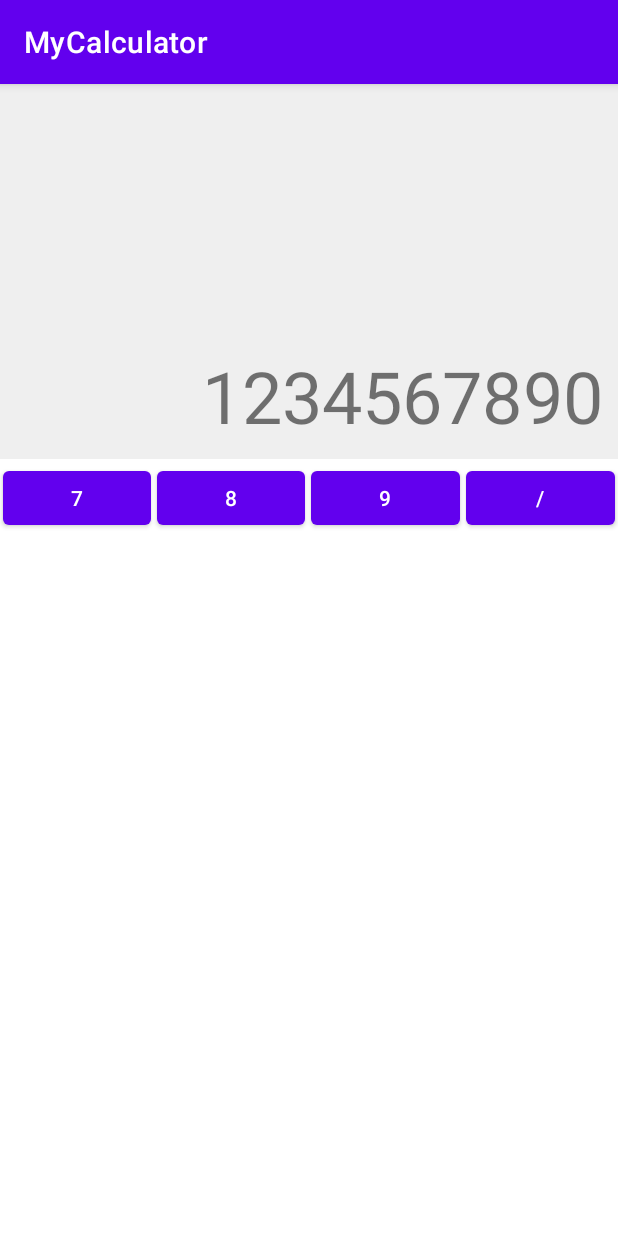
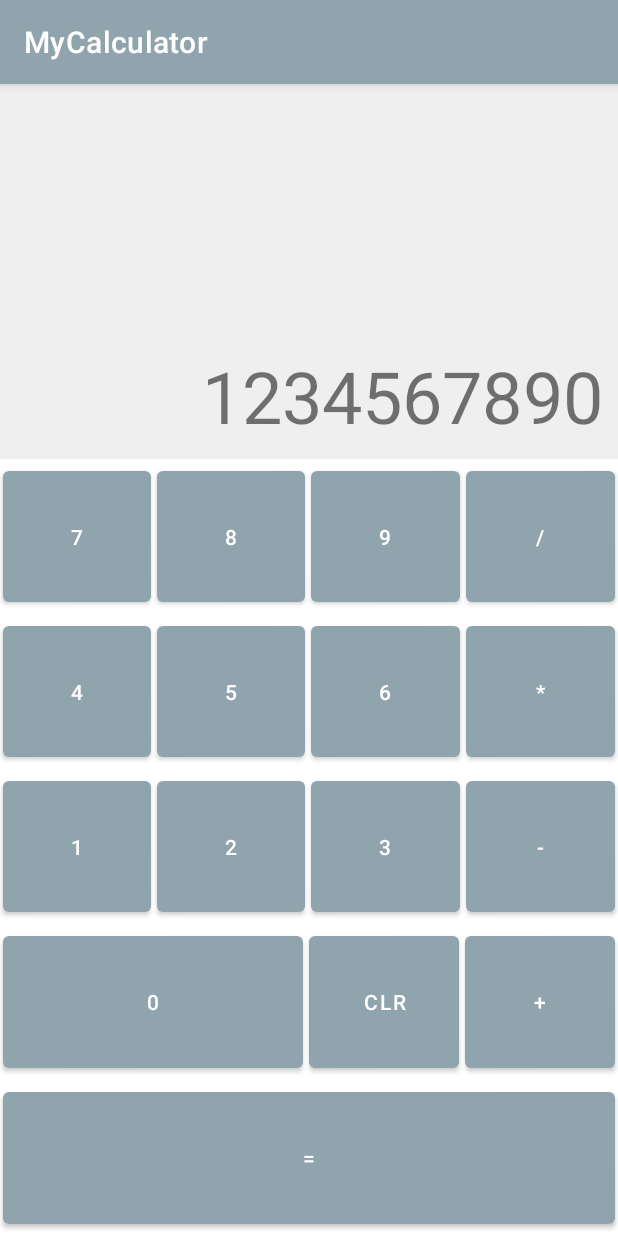
Before and after one commit to dkurganskii/kotlin-my-calculator, an Android app: the screen it shows after launch (MainActivity), on a phone screen of 412 x 824 dp. Run offline under Robolectric (Android 15) with nearby library versions, the phone set to English and light mode, and no system bars.

```diff
--- a/app/src/main/res/layout/activity_main.xml
+++ b/app/src/main/res/layout/activity_main.xml
@@ -19,7 +19,8 @@
     <LinearLayout
         android:layout_width="match_parent"
         android:layout_height="wrap_content"
-        android:orientation="horizontal">
+        android:orientation="horizontal"
+        android:layout_weight="1">
 
         <Button
             android:id="@+id/btnSeven"
@@ -58,7 +59,154 @@
             android:layout_margin="2dp"
             android:layout_weight="1"
             android:onClick="onDigit"
-            android:text="@string/Divide"
+            android:text="@string/divide"
             tools:ignore="UsingOnClickInXml" />
     </LinearLayout>
+    <LinearLayout
+        android:layout_width="match_parent"
+        android:layout_height="wrap_content"
+        android:orientation="horizontal"
+        android:layout_weight="1">
+
+        <Button
+            android:id="@+id/btnFour"
+            android:layout_width="0dp"
+            android:layout_height="match_parent"
+            android:layout_margin="2dp"
+            android:layout_weight="1"
+            android:onClick="onDigit"
+            android:text="@string/_4"
+            tools:ignore="UsingOnClickInXml" />
+
+        <Button
+            android:id="@+id/btnFive"
+            android:layout_width="0dp"
+            android:layout_height="match_parent"
+            android:layout_margin="2dp"
+            android:layout_weight="1"
+            android:onClick="onDigit"
+            android:text="@string/_5"
+            tools:ignore="UsingOnClickInXml" />
+
+        <Button
+            android:id="@+id/btnSix"
+            android:layout_width="0dp"
+            android:layout_height="match_parent"
+            android:layout_margin="2dp"
+            android:layout_weight="1"
+            android:onClick="onDigit"
+            android:text="@string/_6"
+            tools:ignore="UsingOnClickInXml" />
+
+        <Button
+            android:id="@+id/btnMultiply"
+            android:layout_width="0dp"
+            android:layout_height="match_parent"
+            android:layout_margin="2dp"
+            android:layout_weight="1"
+            android:onClick="onDigit"
+            android:text="@string/multiply"
+            tools:ignore="UsingOnClickInXml" />
+    </LinearLayout>
+    <LinearLayout
+        android:layout_width="match_parent"
+        android:layout_height="wrap_content"
+        android:orientation="horizontal"
+        android:layout_weight="1">
+
+        <Button
+            android:id="@+id/btnOne"
+            android:layout_width="0dp"
+            android:layout_height="match_parent"
+            android:layout_margin="2dp"
+            android:layout_weight="1"
+            android:onClick="onDigit"
+            android:text="@string/_1"
+            tools:ignore="UsingOnClickInXml" />
+
+        <Button
+            android:id="@+id/btnTwo"
+            android:layout_width="0dp"
+            android:layout_height="match_parent"
+            android:layout_margin="2dp"
+            android:layout_weight="1"
+            android:onClick="onDigit"
+            android:text="@string/_2"
+            tools:ignore="UsingOnClickInXml" />
+
+        <Button
+            android:id="@+id/btnThree"
+            android:layout_width="0dp"
+            android:layout_height="match_parent"
+            android:layout_margin="2dp"
+            android:layout_weight="1"
+            android:onClick="onDigit"
+            android:text="@string/_3"
+            tools:ignore="UsingOnClickInXml" />
+
+        <Button
+            android:id="@+id/btnSubtract"
+            android:layout_width="0dp"
+            android:layout_height="match_parent"
+            android:layout_margin="2dp"
+            android:layout_weight="1"
+            android:onClick="onDigit"
+            android:text="@string/minus"
+            tools:ignore="UsingOnClickInXml" />
+    </LinearLayout>
+    <LinearLayout
+        android:layout_width="match_parent"
+        android:layout_height="wrap_content"
+        android:orientation="horizontal"
+        android:layout_weight="1">
+
+        <Button
+            android:id="@+id/btnZero"
+            android:layout_width="0dp"
+            android:layout_height="match_parent"
+            android:layout_margin="2dp"
+            android:layout_weight="2"
+            android:onClick="onDigit"
+            android:text="@string/_0"
+            tools:ignore="UsingOnClickInXml" />
+
+        <Button
+            android:id="@+id/btnCLR"
+            android:layout_width="0dp"
+            android:layout_height="match_parent"
+            android:layout_margin="2dp"
+            android:layout_weight="1"
+            android:onClick="onDigit"
+            android:text="@string/clr"
+            tools:ignore="UsingOnClickInXml" />
+
+        <Button
+            android:id="@+id/btnAdd"
+            android:layout_width="0dp"
+            android:layout_height="match_parent"
+            android:layout_margin="2dp"
+            android:layout_weight="1"
+            android:onClick="onDigit"
+            android:text="@string/plus"
+            tools:ignore="UsingOnClickInXml" />
+
+    </LinearLayout>
+
+    <LinearLayout
+        android:layout_width="match_parent"
+        android:layout_height="wrap_content"
+        android:orientation="horizontal"
+        android:layout_weight="1">
+
+        <Button
+            android:id="@+id/btnEqual"
+            android:layout_width="0dp"
+            android:layout_height="match_parent"
+            android:layout_margin="2dp"
+            android:layout_weight="2"
+            android:onClick="onDigit"
+            android:text="@string/equal"
+            tools:ignore="UsingOnClickInXml" />
+
+    </LinearLayout>
 </LinearLayout>
--- a/app/src/main/res/values/colors.xml
+++ b/app/src/main/res/values/colors.xml
@@ -8,4 +8,5 @@
     <color name="black">#FF000000</color>
     <color name="white">#FFFFFFFF</color>
     <color name="lightGrey">#EFEFEF</color>
+    <color name="grey">#90a4ae</color>
 </resources>
--- a/app/src/main/res/values/strings.xml
+++ b/app/src/main/res/values/strings.xml
@@ -4,5 +4,17 @@
     <string name="_7">7</string>
     <string name="_8">8</string>
     <string name="_9">9</string>
-    <string name="Divide">/</string>
+    <string name="divide">/</string>
+    <string name="_4">4</string>
+    <string name="_5">5</string>
+    <string name="_6">6</string>
+    <string name="_1">1</string>
+    <string name="_2">2</string>
+    <string name="_3">3</string>
+    <string name="multiply">*</string>
+    <string name="minus">-</string>
+    <string name="_0">0</string>
+    <string name="clr">CLR</string>
+    <string name="plus">+</string>
+    <string name="equal">=</string>
 </resources>
--- a/app/src/main/res/values/themes.xml
+++ b/app/src/main/res/values/themes.xml
@@ -2,8 +2,8 @@
     <!-- Base application theme. -->
     <style name="Theme.MyCalculator" parent="Theme.MaterialComponents.DayNight.DarkActionBar">
         <!-- Primary brand color. -->
-        <item name="colorPrimary">@color/purple_500</item>
-        <item name="colorPrimaryVariant">@color/purple_700</item>
+        <item name="colorPrimary">@color/grey</item>
+        <item name="colorPrimaryVariant">@color/grey</item>
         <item name="colorOnPrimary">@color/white</item>
         <!-- Secondary brand color. -->
         <item name="colorSecondary">@color/teal_200</item>
```
